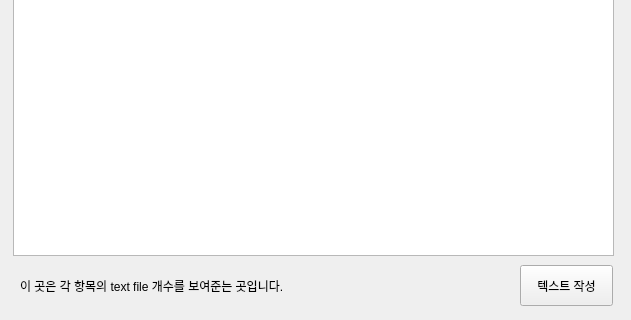
This is administration.ui in withdongyeong/stt_team3 as Qt 5 draws it before an edit; both pictures show x 0 to 631 and y 465 to 785 of the 631 by 785 pixel window. The edited form follows.
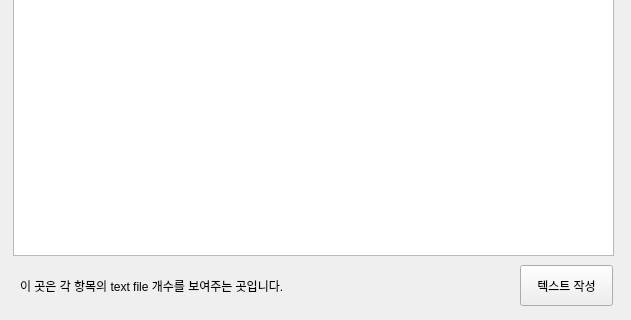
This is the edited form.

Commit message: fix typing error

Patch:
```diff
--- a/administration.ui
+++ b/administration.ui
@@ -119,7 +119,7 @@
     </rect>
    </property>
    <property name="text">
-    <string>이 곳은 각 항목의 text file 개수를 보여준는 곳입니다. </string>
+    <string>이 곳은 각 항목의 text file 개수를 보여주는 곳입니다. </string>
    </property>
   </widget>
  </widget>
```
The commit also changes 1 other file.
